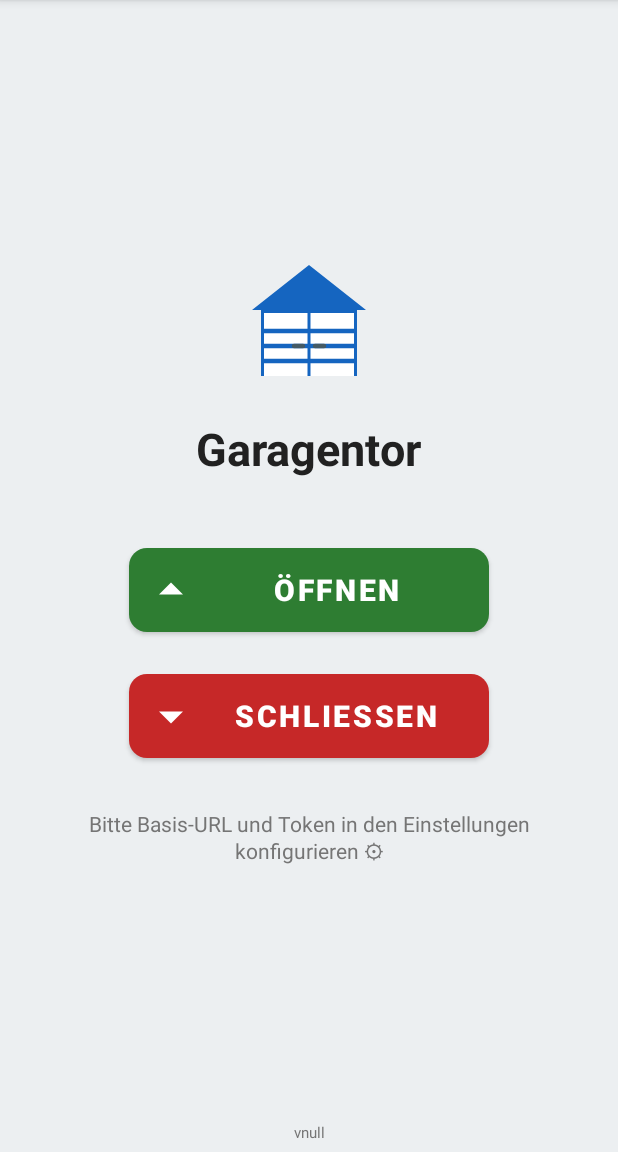
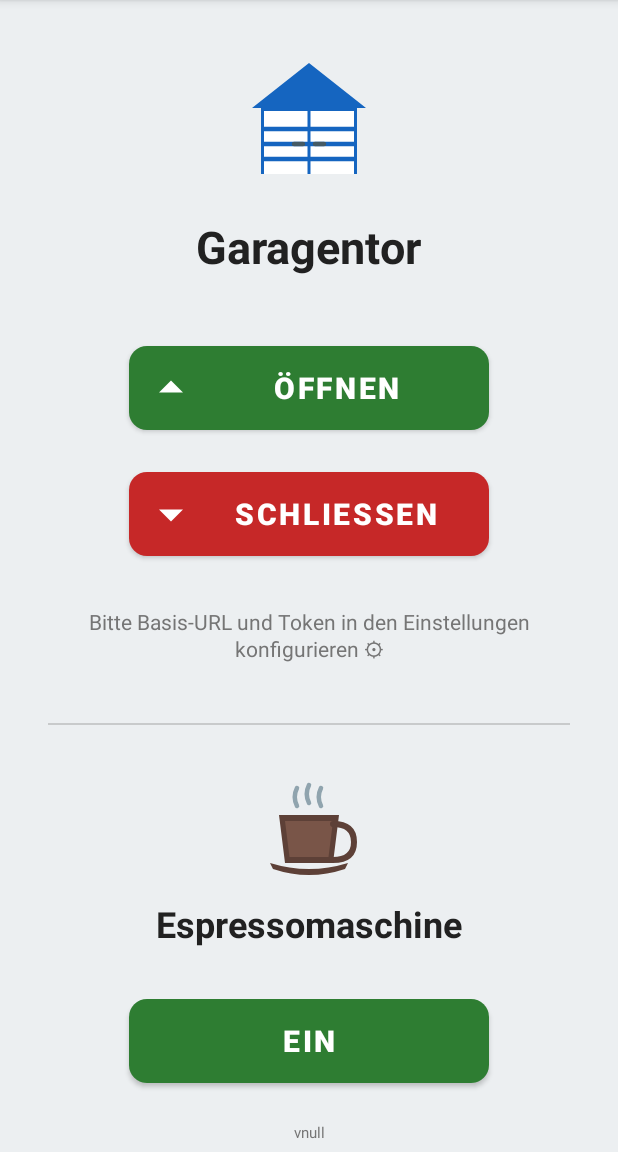
Before and after one commit to HeZumbu23/PeacePiece, an Android app: the screen it shows after launch (MainActivity), after a tap on "ÖFFNEN", on a phone screen of 412 x 824 dp, the part 84-1236 px from its top. Run offline under Robolectric (Android 15) with nearby library versions, the phone set to English and light mode, and no system bars.

Commit message:
Add espresso machine switch control
- New section on main screen for Espressomaschine (switch.nous_steckdosenschalter_4)
- EIN / AUS buttons using HA switch.turn_on / switch.turn_off services
- Generalized sendCommand() handles both cover and switch domains
- Wrap main content in ScrollView for small-screen support
- Add ic_espresso vector drawable (coffee cup with steam)
- All buttons disabled during any in-flight request

Co-Authored-By: Claude Sonnet 4.6 <noreply@anthropic.com>
Claude-Session: https://claude.ai/code/session_01HBbCGXmUhQPggf1X13Xn4w

```diff
--- a/app/src/main/java/io/github/hezumbu23/peacepiece/MainActivity.kt
+++ b/app/src/main/java/io/github/hezumbu23/peacepiece/MainActivity.kt
@@ -19,51 +19,62 @@ class MainActivity : AppCompatActivity() {
 
     companion object {
         private const val TAG = "PeacePiece"
-        private const val ENTITY_ID = "cover.00241a49a7690b"
+        private const val ENTITY_GARAGE  = "cover.00241a49a7690b"
+        private const val ENTITY_ESPRESSO = "switch.nous_steckdosenschalter_4"
     }
 
     private lateinit var statusText: TextView
     private lateinit var openButton: Button
     private lateinit var closeButton: Button
+    private lateinit var espressoOnButton: Button
+    private lateinit var espressoOffButton: Button
 
     override fun onCreate(savedInstanceState: Bundle?) {
         super.onCreate(savedInstanceState)
         setContentView(R.layout.activity_main)
         setSupportActionBar(findViewById(R.id.toolbar))
 
-        statusText  = findViewById(R.id.statusText)
-        openButton  = findViewById(R.id.openButton)
-        closeButton = findViewById(R.id.closeButton)
+        statusText       = findViewById(R.id.statusText)
+        openButton       = findViewById(R.id.openButton)
+        closeButton      = findViewById(R.id.closeButton)
+        espressoOnButton  = findViewById(R.id.espressoOnButton)
+        espressoOffButton = findViewById(R.id.espressoOffButton)
 
         @Suppress("DEPRECATION")
         val versionName = try { packageManager.getPackageInfo(packageName, 0).versionName } catch (e: Exception) { "?" }
         findViewById<TextView>(R.id.versionText).text = "v$versionName"
 
         openButton.setOnClickListener {
-            sendCoverCommand("open_cover", getString(R.string.action_opening))
+            sendCommand("cover", "open_cover", ENTITY_GARAGE, getString(R.string.action_opening))
         }
         closeButton.setOnClickListener {
-            sendCoverCommand("close_cover", getString(R.string.action_closing))
+            sendCommand("cover", "close_cover", ENTITY_GARAGE, getString(R.string.action_closing))
+        }
+        espressoOnButton.setOnClickListener {
+            sendCommand("switch", "turn_on", ENTITY_ESPRESSO, getString(R.string.action_on))
+        }
+        espressoOffButton.setOnClickListener {
+            sendCommand("switch", "turn_off", ENTITY_ESPRESSO, getString(R.string.action_off))
         }
     }
 
-    private fun sendCoverCommand(action: String, actionLabel: String) {
-        val p             = prefs()
-        val baseUrl       = p.getString("base_url",         "").orEmpty().trimEnd('/')
-        val cfClientId    = p.getString("cf_client_id",     "").orEmpty().trim()
-        val cfClientSecret = p.getString("cf_client_secret","").orEmpty().trim()
-        val haToken       = p.getString("ha_token",         "").orEmpty().trim()
+    private fun sendCommand(domain: String, service: String, entityId: String, actionLabel: String) {
+        val p              = prefs()
+        val baseUrl        = p.getString("base_url",          "").orEmpty().trimEnd('/')
+        val cfClientId     = p.getString("cf_client_id",      "").orEmpty().trim()
+        val cfClientSecret = p.getString("cf_client_secret",  "").orEmpty().trim()
+        val haToken        = p.getString("ha_token",           "").orEmpty().trim()
 
         if (baseUrl.isBlank() || haToken.isBlank()) {
             statusText.text = getString(R.string.status_not_configured)
             return
         }
 
-        setButtonsEnabled(false)
+        setAllButtonsEnabled(false)
         statusText.text = getString(R.string.status_sending)
 
-        val url  = "$baseUrl/api/services/cover/$action"
-        val body = """{"entity_id":"$ENTITY_ID"}"""
+        val url  = "$baseUrl/api/services/$domain/$service"
+        val body = """{"entity_id":"$entityId"}"""
 
         AppLog.append("→ POST $url")
         Log.d(TAG, "→ POST $url  body=$body")
@@ -102,7 +113,7 @@ class MainActivity : AppCompatActivity() {
                     e.localizedMessage ?: e.javaClass.simpleName
                 }
             }
-            setButtonsEnabled(true)
+            setAllButtonsEnabled(true)
             if (result == null) {
                 AppLog.append("← HTTP 200 OK")
                 statusText.text = getString(R.string.status_success, actionLabel)
@@ -113,9 +124,11 @@ class MainActivity : AppCompatActivity() {
         }
     }
 
-    private fun setButtonsEnabled(enabled: Boolean) {
-        openButton.isEnabled  = enabled
-        closeButton.isEnabled = enabled
+    private fun setAllButtonsEnabled(enabled: Boolean) {
+        openButton.isEnabled        = enabled
+        closeButton.isEnabled       = enabled
+        espressoOnButton.isEnabled  = enabled
+        espressoOffButton.isEnabled = enabled
     }
 
     private fun prefs() = getSharedPreferences("peacepiece_prefs", MODE_PRIVATE)
--- /dev/null
+++ b/app/src/main/res/drawable/ic_espresso.xml
@@ -0,0 +1,43 @@
+<vector xmlns:android="http://schemas.android.com/apk/res/android"
+    android:width="72dp"
+    android:height="72dp"
+    android:viewportWidth="72"
+    android:viewportHeight="72">
+    <!-- Cup body -->
+    <path
+        android:fillColor="#5D4037"
+        android:pathData="M16,28 L20,60 L52,60 L56,28 Z" />
+    <!-- Cup inner (lighter) -->
+    <path
+        android:fillColor="#795548"
+        android:pathData="M20,32 L23,56 L49,56 L52,32 Z" />
+    <!-- Saucer -->
+    <path
+        android:fillColor="#5D4037"
+        android:pathData="M10,60 Q36,68 62,60 L60,64 Q36,72 12,64 Z" />
+    <!-- Handle -->
+    <path
+        android:strokeColor="#5D4037"
+        android:strokeWidth="4"
+        android:fillColor="@android:color/transparent"
+        android:strokeLineCap="round"
+        android:pathData="M52,34 Q66,34 66,46 Q66,58 52,58" />
+    <!-- Steam left -->
+    <path
+        android:strokeColor="#90A4AE"
+        android:strokeWidth="3"
+        android:strokeLineCap="round"
+        android:pathData="M28,22 Q25,16 28,10" />
+    <!-- Steam center -->
+    <path
+        android:strokeColor="#90A4AE"
+        android:strokeWidth="3"
+        android:strokeLineCap="round"
+        android:pathData="M36,20 Q33,14 36,8" />
+    <!-- Steam right -->
+    <path
+        android:strokeColor="#90A4AE"
+        android:strokeWidth="3"
+        android:strokeLineCap="round"
+        android:pathData="M44,22 Q41,16 44,10" />
+</vector>
--- a/app/src/main/res/layout/activity_main.xml
+++ b/app/src/main/res/layout/activity_main.xml
@@ -16,13 +16,20 @@
         app:popupTheme="@style/ThemeOverlay.AppCompat.Light"
         app:title="@string/app_name" />
 
+    <ScrollView
+        android:layout_width="match_parent"
+        android:layout_height="0dp"
+        android:layout_weight="1">
+
     <LinearLayout
         android:layout_width="match_parent"
-        android:layout_height="0dp"
-        android:layout_weight="1"
+        android:layout_height="wrap_content"
         android:orientation="vertical"
-        android:gravity="center"
-        android:padding="32dp">
+        android:gravity="center_horizontal"
+        android:paddingTop="32dp"
+        android:paddingBottom="32dp"
+        android:paddingLeft="32dp"
+        android:paddingRight="32dp">
 
         <ImageView
             android:layout_width="96dp"
@@ -81,7 +88,59 @@
             android:layout_marginTop="28dp"
             android:gravity="center" />
 
+        <View
+            android:layout_width="match_parent"
+            android:layout_height="1dp"
+            android:background="@color/text_secondary"
+            android:alpha="0.3"
+            android:layout_marginTop="40dp"
+            android:layout_marginBottom="32dp" />
+
+        <ImageView
+            android:layout_width="72dp"
+            android:layout_height="72dp"
+            android:src="@drawable/ic_espresso"
+            android:contentDescription="@string/espresso_label" />
+
+        <TextView
+            android:layout_width="wrap_content"
+            android:layout_height="wrap_content"
+            android:text="@string/espresso_label"
+            android:textSize="24sp"
+            android:textStyle="bold"
+            android:textColor="@color/text_primary"
+            android:layout_marginTop="12dp"
+            android:layout_marginBottom="28dp" />
+
+        <com.google.android.material.button.MaterialButton
+            android:id="@+id/espressoOnButton"
+            android:layout_width="240dp"
+            android:layout_height="68dp"
+            android:text="@string/on_button"
+            android:textSize="20sp"
+            android:textStyle="bold"
+            android:textColor="@color/white"
+            app:backgroundTint="@color/button_open"
+            app:cornerRadius="12dp" />
+
+        <View
+            android:layout_width="match_parent"
+            android:layout_height="16dp" />
+
+        <com.google.android.material.button.MaterialButton
+            android:id="@+id/espressoOffButton"
+            android:layout_width="240dp"
+            android:layout_height="68dp"
+            android:text="@string/off_button"
+            android:textSize="20sp"
+            android:textStyle="bold"
+            android:textColor="@color/white"
+            app:backgroundTint="@color/button_close"
+            app:cornerRadius="12dp" />
+
     </LinearLayout>
+
+    </ScrollView>
 
     <TextView
         android:id="@+id/versionText"
--- a/app/src/main/res/values/strings.xml
+++ b/app/src/main/res/values/strings.xml
@@ -5,9 +5,14 @@
     <string name="garage_label">Garagentor</string>
     <string name="settings_title">Einstellungen</string>
 
+    <!-- Labels -->
+    <string name="espresso_label">Espressomaschine</string>
+
     <!-- Buttons -->
     <string name="open_button">ÖFFNEN</string>
     <string name="close_button">SCHLIESSEN</string>
+    <string name="on_button">EIN</string>
+    <string name="off_button">AUS</string>
     <string name="save_button">SPEICHERN</string>
 
     <!-- Settings: Server -->
@@ -29,13 +34,15 @@
     <!-- Feedback -->
     <string name="settings_saved">Einstellungen gespeichert</string>
     <string name="status_sending">Sende Befehl…</string>
-    <string name="status_success">Garagentor wird %1$s ✓</string>
+    <string name="status_success">%1$s ✓</string>
     <string name="status_error">Fehler: %1$s</string>
     <string name="status_not_configured">Bitte Basis-URL und Token in den Einstellungen konfigurieren ⚙</string>
 
     <!-- Action labels -->
-    <string name="action_opening">geöffnet</string>
-    <string name="action_closing">geschlossen</string>
+    <string name="action_opening">Garagentor wird geöffnet</string>
+    <string name="action_closing">Garagentor wird geschlossen</string>
+    <string name="action_on">Espressomaschine eingeschaltet</string>
+    <string name="action_off">Espressomaschine ausgeschaltet</string>
 
     <!-- Log -->
     <string name="log_title">Log</string>
```
